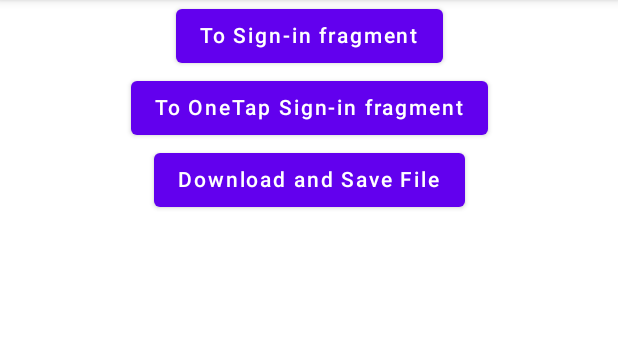
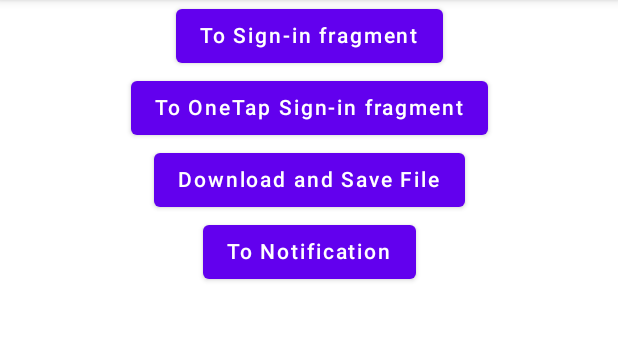
Before and after one commit to lemondoglol/BestPracticesAndroid, an Android app built with Jetpack Compose: the screen it shows after launch (MainActivity), on a phone screen of 412 x 824 dp, the part 84-425 px from its top. Run offline under Robolectric (Android 15) with nearby library versions, the phone set to English and light mode, and no system bars; our stand-ins replace Dagger/Hilt's generated code.

Commit message:
notification simple

```diff
--- a/app/src/main/AndroidManifest.xml
+++ b/app/src/main/AndroidManifest.xml
@@ -6,6 +6,7 @@
     <uses-permission android:name="android.permission.INTERNET" />
 <!--    <uses-permission android:name="android.permission.ACCESS_NETWORK_STATE" />-->
     <uses-permission android:name="android.permission.READ_EXTERNAL_STORAGE" />
+    <uses-permission android:name="android.permission.POST_NOTIFICATIONS" />
 
     <application
         android:name=".MyApplication"
--- a/app/src/main/java/com/example/bestpracticesapplication/HomeFragment.kt
+++ b/app/src/main/java/com/example/bestpracticesapplication/HomeFragment.kt
@@ -4,8 +4,8 @@ import android.os.Bundle
 import android.view.LayoutInflater
 import android.view.View
 import android.view.ViewGroup
-import androidx.compose.foundation.layout.Column
 import androidx.compose.foundation.layout.fillMaxSize
+import androidx.compose.foundation.lazy.LazyColumn
 import androidx.compose.material.Button
 import androidx.compose.material.Surface
 import androidx.compose.material.Text
@@ -30,7 +30,10 @@ class HomeFragment : Fragment() {
         return ComposeView(requireContext()).apply {
             setContent {
                 Surface(modifier = Modifier.fillMaxSize()) {
-                    Column(horizontalAlignment = Alignment.CenterHorizontally) {
+                    LazyColumn(
+                        horizontalAlignment = Alignment.CenterHorizontally,
+                    ) {
+                        item {
                             Button(
                                 onClick = {
                                     findNavController().navigate(
@@ -60,9 +63,20 @@ class HomeFragment : Fragment() {
                             ) {
                                 Text("Download and Save File")
                             }
+
+                            Button(
+                                onClick = {
+                                    findNavController().navigate(
+                                        HomeFragmentDirections.actionHomeFragmentToNotificationFragment()
+                                    )
+                                }
+                            ) {
+                                Text("To Notification")
                             }
                         }
                     }
                 }
             }
         }
+    }
+}
--- a/app/src/main/res/navigation/home_nav_graph.xml
+++ b/app/src/main/res/navigation/home_nav_graph.xml
@@ -17,6 +17,9 @@
         <action
             android:id="@+id/action_homeFragment_to_oneTapSignInFragment"
             app:destination="@id/oneTapSignInFragment" />
+        <action
+            android:id="@+id/action_homeFragment_to_notificationFragment"
+            app:destination="@id/notificationFragment" />
     </fragment>
     <fragment
         android:id="@+id/fileTransferFragment"
@@ -30,4 +33,8 @@
         android:id="@+id/oneTapSignInFragment"
         android:name="com.example.bestpracticesapplication.features.sign_in.OneTapSignInFragment"
         android:label="OneTapSignInFragment" />
+    <fragment
+        android:id="@+id/notificationFragment"
+        android:name="com.example.bestpracticesapplication.features.notifications.NotificationFragment"
+        android:label="NotificationFragment" />
 </navigation>
--- a/app/src/main/res/values/strings.xml
+++ b/app/src/main/res/values/strings.xml
@@ -1,3 +1,5 @@
 <resources>
     <string name="app_name">BestPracticesApplication</string>
+    <string name="channel_name">My Channel Name</string>
+    <string name="channel_description">This is my channel</string>
 </resources>
```
Also changed, not shown: app/src/main/java/com/example/bestpracticesapplication/features/notifications/NotificationFragment.kt (added, +104 -0 lines). Lines whose indentation alone changed are shown as unchanged.
